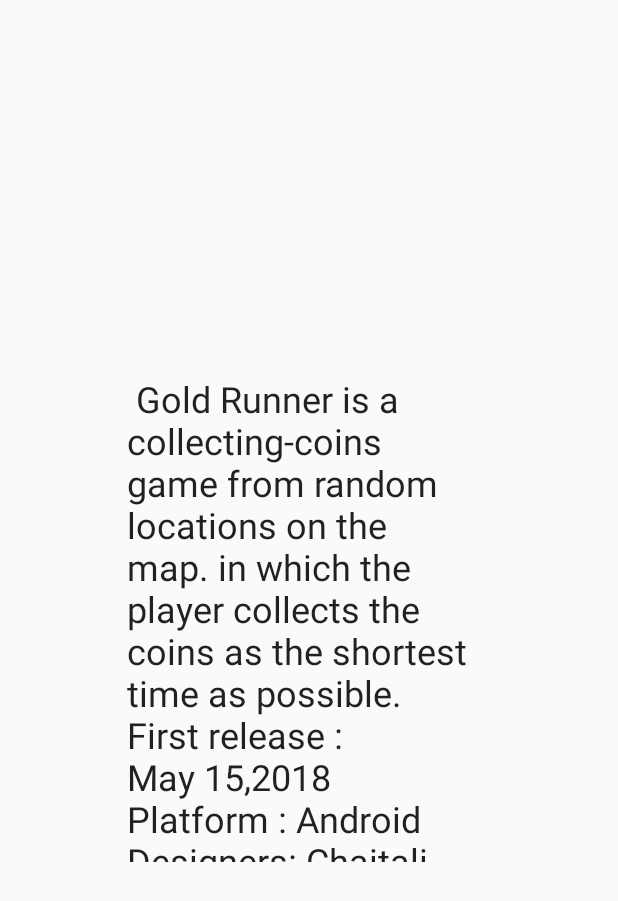
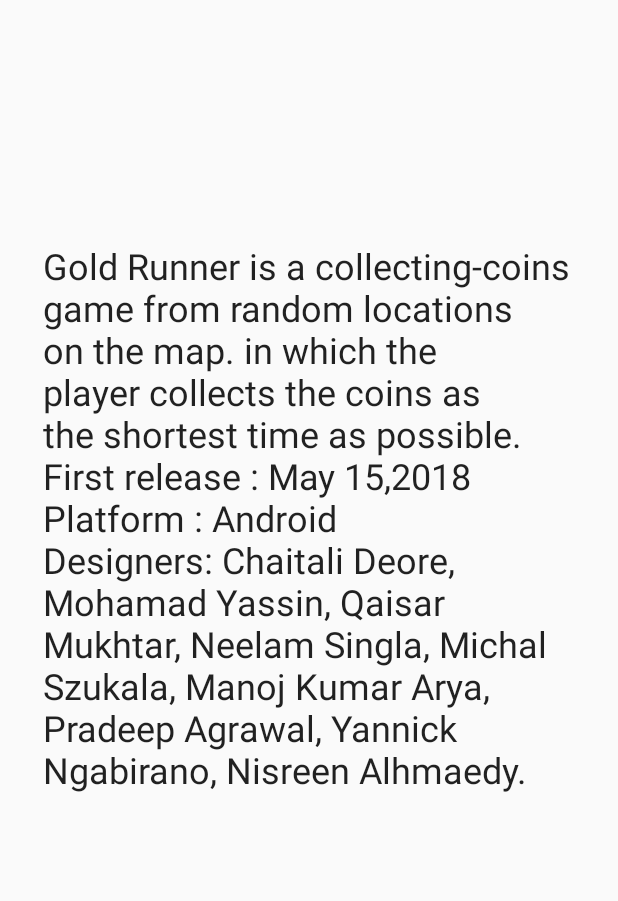
Before and after one commit to NeelamSingla/GroupAndroidProject, an Android app: the layout activity_About.xml on its own in the app's theme, with its tools: preview values and no code run, on a phone screen of 412 x 824 dp. Shown: the top 901 px of the screen. Run offline under Robolectric (Android 15) with nearby library versions, the phone set to English and light mode, and no system bars.

Commit message:
Update and rename activity_help_instructions.xml to activity_About.xml

```diff
--- a/app/src/main/res/layout/activity_help_instructions.xml
+++ b/app/src/main/res/layout/activity_About.xml
@@ -8,18 +8,19 @@
 
     <TextView
         android:id="@+id/textView"
-        android:layout_width="243dp"
-        android:layout_height="325dp"
+        android:layout_width="365dp"
+        android:layout_height="503dp"
         android:layout_marginBottom="8dp"
         android:layout_marginEnd="8dp"
         android:layout_marginStart="8dp"
         android:layout_marginTop="8dp"
-        android:text=" Gold Runner is a collecting-coins game from random locations on the map. in which the player collects the coins as the shortest time as possible.                                       First release : May 15,2018                                     Platform : Android                                                                                     Designers: Chaitali Deore, Mohamad Yassin, Qaisar Mukhtar, Neelam Singla, Michal Szukala, Manoj Kumar Arya, Pradeep Agrawal, Yannick Ngabirano, Nisreen Alhmaedy."
 
 
+        android:text="Gold Runner is a collecting-coins game from random locations on the map. in which the player collects the coins as the shortest time as possible.                                      First release : May 15,2018                 Platform : Android                                                    Designers: Chaitali Deore, Mohamad Yassin, Qaisar Mukhtar, Neelam Singla, Michal Szukala, Manoj Kumar Arya, Pradeep Agrawal, Yannick Ngabirano, Nisreen Alhmaedy.  "
         android:textAppearance="@style/TextAppearance.AppCompat.Headline"
         app:layout_constraintBottom_toBottomOf="parent"
         app:layout_constraintEnd_toEndOf="parent"
+        app:layout_constraintHorizontal_bias="0.666"
         app:layout_constraintStart_toStartOf="parent"
         app:layout_constraintTop_toTopOf="parent" />
 </android.support.constraint.ConstraintLayout>
```
